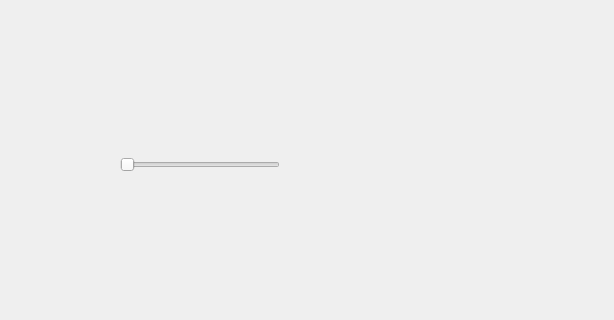
The window that baxter_screen_writer/src/baxter_screen_writer/animator.ui (h2r/baxter_h2r_packages) describes before a commit, drawn with Qt 5; both pictures show x 0 to 614 and y 140 to 460 of the 614 by 600 pixel window.
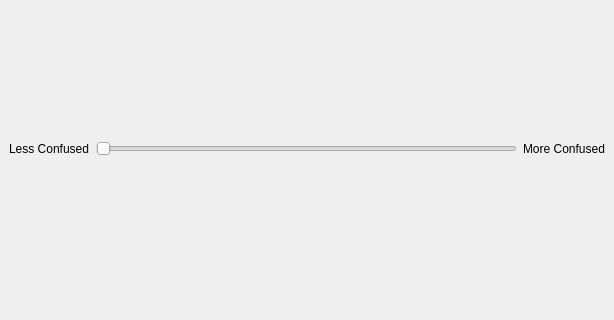
The same window after the commit.

Commit message: screen animation

```diff
--- a/baxter_screen_writer/src/baxter_screen_writer/animator.ui
+++ b/baxter_screen_writer/src/baxter_screen_writer/animator.ui
@@ -14,19 +14,29 @@
    <string>MainWindow</string>
   </property>
   <widget class="QWidget" name="centralwidget">
+   <layout class="QGridLayout" name="gridLayout">
+    <item row="0" column="0">
+     <widget class="QLabel" name="label">
+      <property name="text">
+       <string>Less Confused</string>
+      </property>
+     </widget>
+    </item>
+    <item row="0" column="1">
    <widget class="QSlider" name="pictureSlider">
-    <property name="geometry">
-     <rect>
-      <x>120</x>
-      <y>290</y>
-      <width>160</width>
-      <height>29</height>
-     </rect>
-    </property>
     <property name="orientation">
      <enum>Qt::Horizontal</enum>
     </property>
    </widget>
+    </item>
+    <item row="0" column="2">
+     <widget class="QLabel" name="label_2">
+      <property name="text">
+       <string>More Confused</string>
+      </property>
+     </widget>
+    </item>
+   </layout>
   </widget>
   <widget class="QMenuBar" name="menubar">
    <property name="geometry">
```
Left out of the diff: 2 changed lines with no effect on the pictures. Lines whose indentation alone changed are shown as unchanged. The commit also changes 2 other files.
